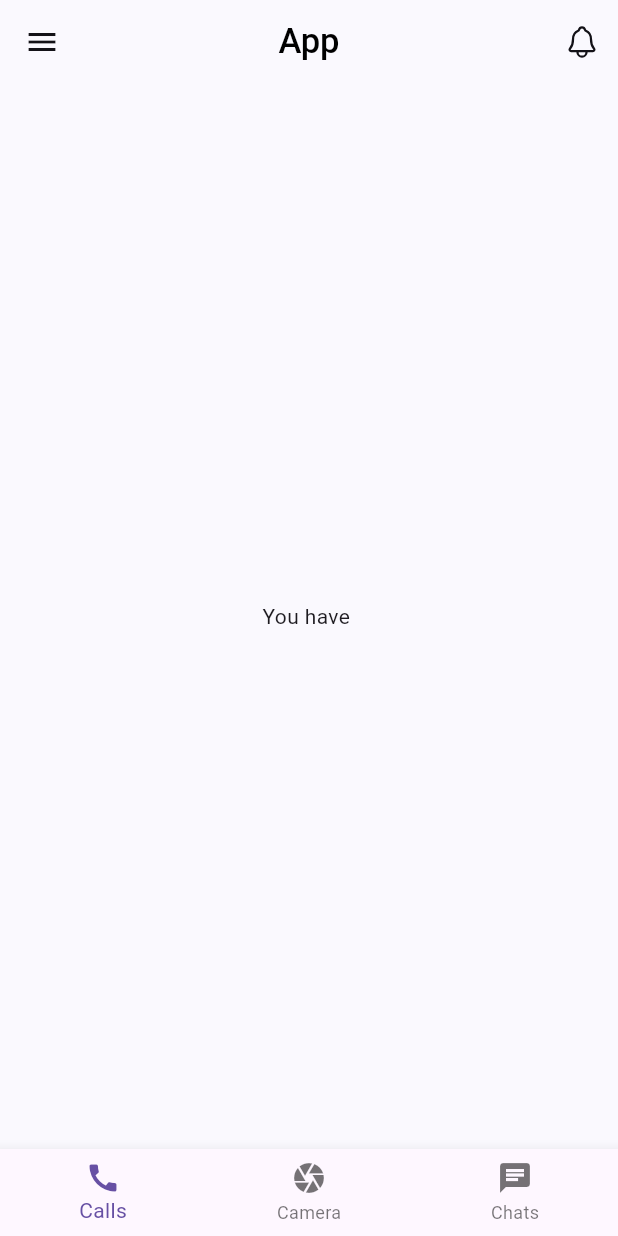
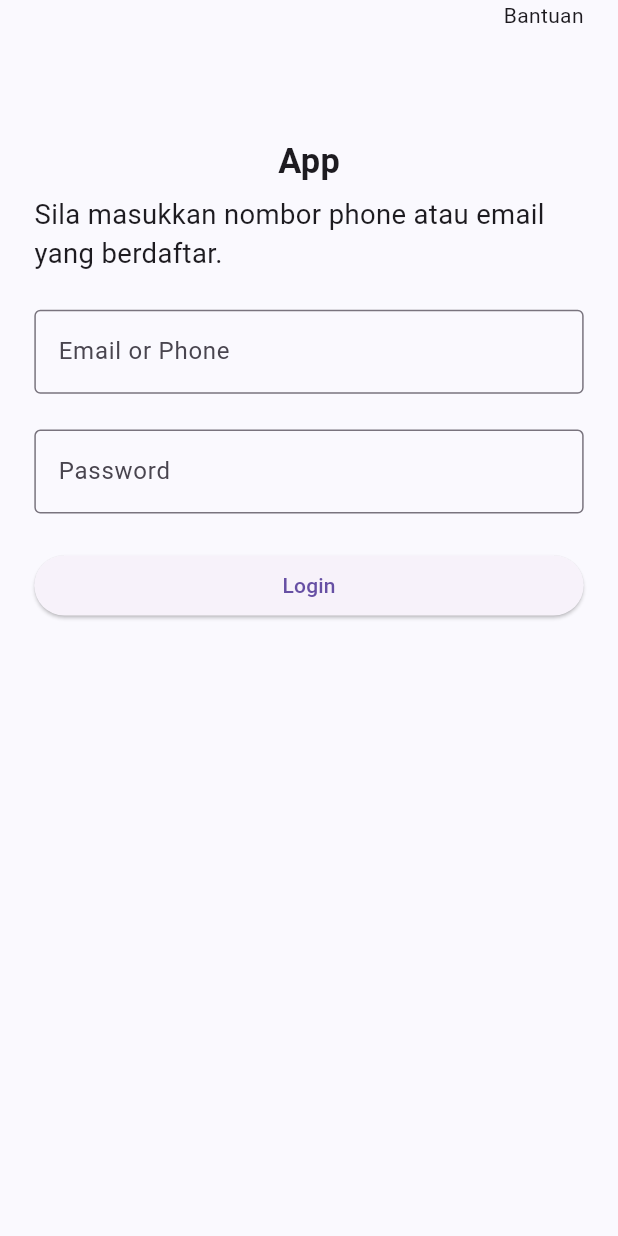
Before and after one commit to syedmuhd/app, a Flutter app: the screen it shows after launch, on a phone screen of 412 x 824 dp. Run offline on Flutter 3.47's test engine with Material 3 defaults, Android fonts, the phone set to English and light mode, and no system bars; our stand-ins replace flutter_screenutil, get, get_storage, intl_phone_field, ionicons; Roboto replaces fonts that are missing (ComicNeue).

Commit message:
Can login now

```diff
--- /dev/null
+++ b/lib/controllers/auth_controller.dart
@@ -0,0 +1,77 @@
+import 'package:app/providers/auth_provider.dart';
+import 'package:app/providers/data/login.dart';
+import 'package:app/services/route_helper.dart';
+import 'package:flutter/material.dart';
+import 'package:get/get.dart';
+import 'package:get_storage/get_storage.dart';
+
+class AuthController extends GetxController {
+  final AuthProvider authProvider;
+
+  AuthController({required this.authProvider});
+
+  final isLogged = false.obs;
+
+  final emailOrPhone = '0162731882'.obs;
+  final password = 'password'.obs;
+  final passwordConfirmation = ''.obs;
+  final obscureText = true.obs;
+  final hasError = false.obs;
+  final errorMessage = ''.obs;
+
+  static const apiToken = "apiToken";
+
+  Login? get data => Login();
+
+  @override
+  void onInit() {
+    hasError.value = false;
+    super.onInit();
+  }
+
+  /// Login
+  void login() {
+    debugPrint("${emailOrPhone.value} ${password.value}");
+    if (emailOrPhone.value != '' && password.value != '') {
+      authProvider
+          .login(emailOrPhone: emailOrPhone.value, password: password.value)
+          .then((response) {
+        if (response is Login) {
+          saveToken(response.token).then(
+            (result) {
+              if (result) {
+                Get.toNamed(RouteHelper.homeRoute);
+              }
+            },
+          );
+        }
+      });
+    }
+  }
+
+  Future<bool> saveToken(String? token) async {
+    final storage = GetStorage();
+    await storage.write(AuthController.apiToken.toString(), token);
+    return true;
+  }
+
+  String? getToken() {
+    final storage = GetStorage();
+    debugPrint("Token ${storage.read(AuthController.apiToken.toString())}");
+    return storage.read(AuthController.apiToken.toString());
+  }
+
+  Future<void> removeToken() async {
+    final storage = GetStorage();
+    await storage.remove(AuthController.apiToken.toString());
+  }
+
+  bool checkAuthStatus() {
+    final token = getToken();
+    if (token != null) {
+      return true;
+    } else {
+      return false;
+    }
+  }
+}
--- /dev/null
+++ b/lib/helpers/api_constant.dart
@@ -0,0 +1,3 @@
+class ApiConstant {
+  static const login = '/auth/login';
+}
--- a/lib/main.dart
+++ b/lib/main.dart
@@ -1,18 +1,39 @@
 import 'package:app/pages/home_page.dart';
+import 'package:app/pages/initial_page.dart';
+import 'package:app/pages/login_page.dart';
 import 'package:app/services/app_theme.dart';
+import 'package:app/services/init_service.dart';
+import 'package:app/services/route_helper.dart';
 import 'package:flutter/material.dart';
 import 'package:flutter_screenutil/flutter_screenutil.dart';
-import 'package:get/route_manager.dart';
+import 'package:get/get.dart';
 
 Future<void> main() async {
   WidgetsFlutterBinding.ensureInitialized();
+
+  // SystemChrome.setSystemUIOverlayStyle(const SystemUiOverlayStyle(
+  //     statusBarColor: Colors.transparent,
+  //     statusBarIconBrightness: Brightness.dark));
+
+  await initializeServices();
+
   runApp(const App());
+}
+
+Future<void> initializeServices() async {
+  debugPrint('starting services ...');
+
+  /**
+   * Dependencies in order
+   */
+  await Get.putAsync(() => InitService().init());
+
+  debugPrint('All services started...');
 }
 
 class App extends StatelessWidget {
   const App({super.key});
 
-  // This widget is the root of your application.
   @override
   Widget build(BuildContext context) {
     return ScreenUtilInit(
@@ -26,9 +47,22 @@ class App extends StatelessWidget {
             theme: AppTheme.lightTheme,
             darkTheme: AppTheme.lightTheme,
             themeMode: ThemeMode.system,
-            home: child,
+            initialRoute: RouteHelper.initialRoute,
+            getPages: [
+              GetPage(
+                name: RouteHelper.initialRoute,
+                page: () => const InitialPage(),
+              ),
+              GetPage(
+                name: RouteHelper.authRoute,
+                page: () => const LoginPage(),
+              ),
+              GetPage(
+                name: RouteHelper.homeRoute,
+                page: () => const HomePage(),
+              )
+            ],
           );
-        },
-        child: const HomePage());
+        });
   }
 }
--- /dev/null
+++ b/lib/pages/login_page.dart
@@ -0,0 +1,85 @@
+import 'package:app/controllers/auth_controller.dart';
+import 'package:flutter/material.dart';
+import 'package:flutter_screenutil/flutter_screenutil.dart';
+import 'package:get/get.dart';
+
+class LoginPage extends StatelessWidget {
+  const LoginPage({super.key});
+
+  @override
+  Widget build(BuildContext context) {
+    final AuthController authController = Get.find<AuthController>();
+
+    return Scaffold(
+      body: SafeArea(
+        child: Padding(
+          padding: EdgeInsets.only(left: 20.w, right: 20.w),
+          child: SizedBox(
+            height: double.maxFinite.h,
+            child: ListView(
+              children: [
+                const Row(
+                  children: [
+                    Expanded(
+                      child: SizedBox(),
+                    ),
+                    Text(
+                      "Bantuan",
+                    ),
+                  ],
+                ),
+                SizedBox(
+                  height: 50.h,
+                ),
+                SizedBox(
+                  height: 10.h,
+                ),
+                Align(
+                  alignment: Alignment.center,
+                  child: Text(
+                    "App",
+                    style:
+                        TextStyle(fontSize: 20.sp, fontWeight: FontWeight.bold),
+                  ),
+                ),
+                SizedBox(height: 5.h),
+                Align(
+                  alignment: Alignment.center,
+                  child: Text(
+                    "Sila masukkan nombor phone atau email yang berdaftar.",
+                    style: TextStyle(
+                      fontSize: 16.sp,
+                    ),
+                  ),
+                ),
+                SizedBox(height: 20.h),
+                TextField(
+                  onChanged: (value) =>
+                      authController.emailOrPhone.value = value,
+                  decoration: const InputDecoration(
+                    border: OutlineInputBorder(),
+                    labelText: 'Email or Phone',
+                  ),
+                ),
+                SizedBox(height: 20.h),
+                TextField(
+                  onChanged: (value) => authController.password.value = value,
+                  obscureText: true,
+                  decoration: const InputDecoration(
+                    border: OutlineInputBorder(),
+                    labelText: 'Password',
+                  ),
+                ),
+                SizedBox(height: 20.h),
+                ElevatedButton(
+                  onPressed: () => authController.login(),
+                  child: const Text("Login"),
+                )
+              ],
+            ),
+          ),
+        ),
+      ),
+    );
+  }
+}
--- /dev/null
+++ b/lib/providers/auth_provider.dart
@@ -0,0 +1,31 @@
+import 'package:app/controllers/auth_controller.dart';
+import 'package:app/helpers/api_constant.dart';
+import 'package:app/providers/base_provider.dart';
+import 'package:app/providers/data/login.dart';
+import 'package:app/services/route_helper.dart';
+import 'package:flutter/material.dart';
+import 'package:get/get.dart';
+import 'package:get_storage/get_storage.dart';
+
+class AuthProvider extends BaseProvider {
+  /// Login
+  Future<dynamic> login(
+      {required String emailOrPhone, required String password}) async {
+    final response = await post(ApiConstant.login,
+        {"emailOrPhone": emailOrPhone, "password": password});
+
+    if (response.isOk) {
+      return Login.fromJson(response.body);
+    } else {
+      debugPrint(response.body);
+      // return response.body;
+    }
+  }
+
+  /// Things to do if contractor is unauthenticated
+  void actionWhenUnauthenticated() {
+    // Empty the token
+    GetStorage().write(AuthController.apiToken, null);
+    Get.offAllNamed(RouteHelper.authRoute);
+  }
+}
--- /dev/null
+++ b/lib/providers/data/login.dart
@@ -0,0 +1,15 @@
+class Login {
+  String? token;
+
+  Login({this.token});
+
+  Login.fromJson(Map<String, dynamic> json) {
+    token = json['token'];
+  }
+
+  Map<String, dynamic> toJson() {
+    final Map<String, dynamic> data = <String, dynamic>{};
+    data['token'] = token;
+    return data;
+  }
+}
--- a/lib/services/app_theme.dart
+++ b/lib/services/app_theme.dart
@@ -20,7 +20,7 @@ class AppTheme {
     fontFamily: lightThemeFont,
     switchTheme: SwitchThemeData(
       thumbColor:
-          MaterialStateProperty.resolveWith<Color>((states) => lightThemeColor),
+          WidgetStateProperty.resolveWith<Color>((states) => lightThemeColor),
     ),
     appBarTheme: AppBarTheme(
       centerTitle: true,
--- /dev/null
+++ b/lib/services/constant_helper.dart
@@ -0,0 +1,4 @@
+class ConstantHelper {
+  static const initStorage = 'initializeStorage';
+  static const apiToken = 'apiToken';
+}
--- /dev/null
+++ b/lib/services/route_helper.dart
@@ -0,0 +1,5 @@
+class RouteHelper {
+  static const initialRoute = "/init";
+  static const authRoute = "/auth";
+  static const homeRoute = "/home";
+}
--- a/pubspec.yaml
+++ b/pubspec.yaml
@@ -38,6 +38,8 @@ dependencies:
   get: ^4.6.6
   flutter_screenutil: ^5.9.1
   ionicons: ^0.2.2
+  get_storage: ^2.1.1
+  intl_phone_field: ^3.2.0
 
 dev_dependencies:
   flutter_test:
```
Also changed, not shown: lib/components/inputs/input_phone_number.dart (added, +47 -0 lines), lib/pages/auth_page.dart (added, +27 -0 lines), lib/pages/initial_page.dart (added, +74 -0 lines), lib/providers/base_provider.dart (added, +45 -0 lines), lib/services/init_service.dart (added, +23 -0 lines), pubspec.lock, 1 other file.
